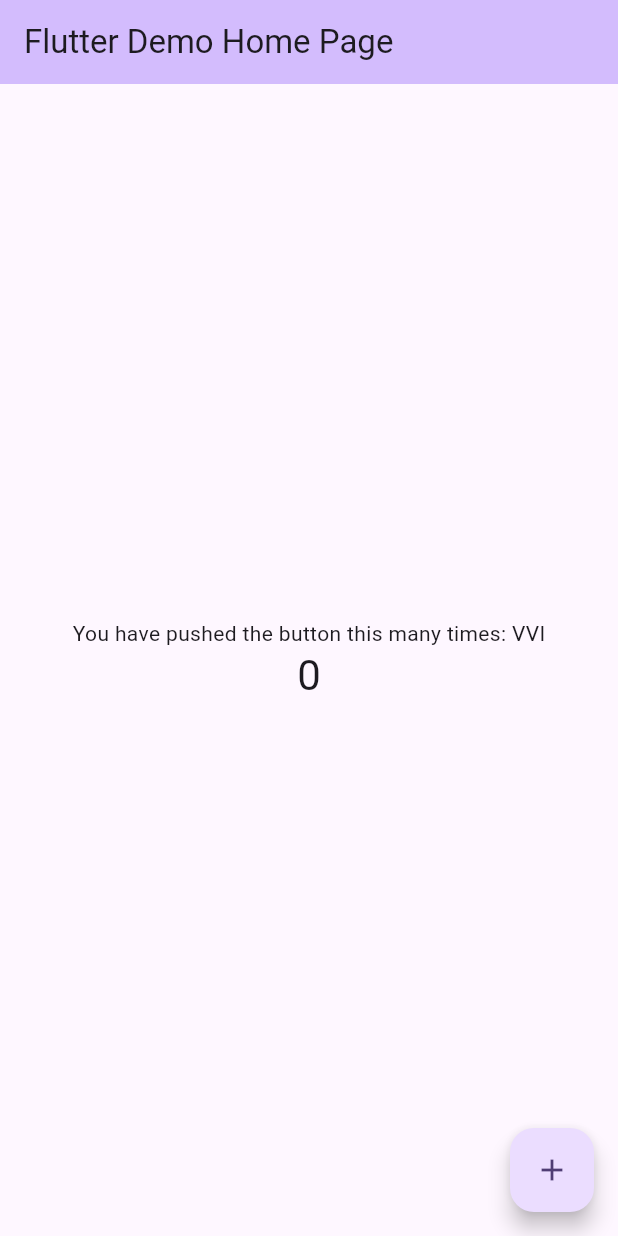
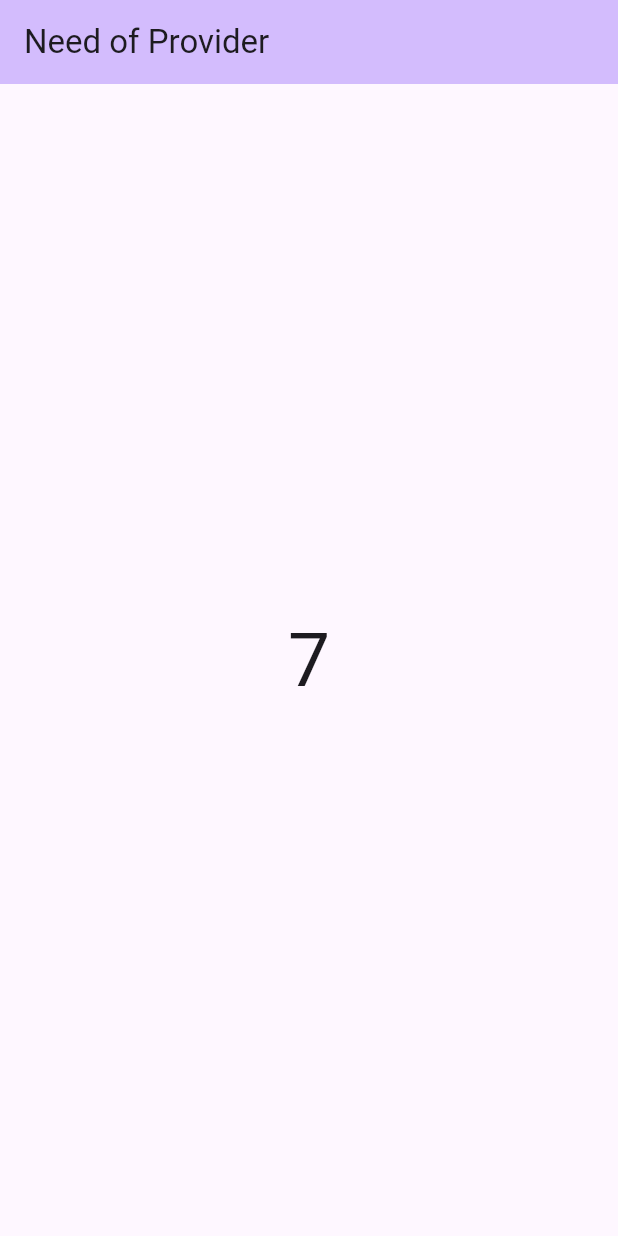
Before and after one commit to VinayTShetty/Flutter, a Flutter app: the screen it shows after launch, on a phone screen of 412 x 824 dp. Run offline on Flutter 3.47's test engine with Material 3 defaults, Android fonts, the phone set to English and light mode, and no system bars.

Commit message:
Need of Provider. This example with Timer demonstrates , why we need to go for provider. How the widget is Rebuild for every timer iteration,which is resource cosumption.

```diff
--- a/lib/main.dart
+++ b/lib/main.dart
@@ -1,4 +1,5 @@
 import 'package:flutter/material.dart';
+import 'package:fluttertutorials/screen/timer_screen.dart';
 
 void main() {
   runApp(const MyApp());
@@ -15,55 +16,7 @@ class MyApp extends StatelessWidget {
         colorScheme: ColorScheme.fromSeed(seedColor: Colors.deepPurple),
         useMaterial3: true,
       ),
-      home: const MyHomePage(title: 'Flutter Demo Home Page'),
+      home: TimerScreen(),
     );
   }
 }
-
-class MyHomePage extends StatefulWidget {
-  const MyHomePage({super.key, required this.title});
-
-  final String title;
-
-  @override
-  State<MyHomePage> createState() => _MyHomePageState();
-}
-
-class _MyHomePageState extends State<MyHomePage> {
-  int _counter = 0;
-
-  void _incrementCounter() {
-    setState(() {
-      _counter++;
-    });
-  }
-
-  @override
-  Widget build(BuildContext context) {
-    return Scaffold(
-      appBar: AppBar(
-        backgroundColor: Theme.of(context).colorScheme.inversePrimary,
-        title: Text(widget.title),
-      ),
-      body: Center(
-        child: Column(
-          mainAxisAlignment: MainAxisAlignment.center,
-          children: <Widget>[
-            const Text(
-              'You have pushed the button this many times: VVI',
-            ),
-            Text(
-              '$_counter',
-              style: Theme.of(context).textTheme.headlineMedium,
-            ),
-          ],
-        ),
-      ),
-      floatingActionButton: FloatingActionButton(
-        onPressed: _incrementCounter,
-        tooltip: 'Increment',
-        child: const Icon(Icons.add),
-      ),
-    );
-  }
-}
--- /dev/null
+++ b/lib/screen/timer_screen.dart
@@ -0,0 +1,49 @@
+import 'dart:async';
+
+import 'package:flutter/material.dart';
+
+class TimerScreen extends StatefulWidget {
+  const TimerScreen({super.key});
+
+  @override
+  State<TimerScreen> createState() => _TimerScreenState();
+}
+
+class _TimerScreenState extends State<TimerScreen> {
+  int counter = 0;
+  @override
+  void initState() {
+    // TODO: implement initState
+    super.initState();
+    print("Init Bloc Executed");
+    Timer.periodic(Duration(seconds: 1), (timer) {
+      counter++;
+      setState(() {});
+      print("Timer Running");
+    });
+  }
+
+  @override
+  Widget build(BuildContext context) {
+    print("Widget Built");
+    return Scaffold(
+      appBar: AppBar(
+        backgroundColor: Theme.of(context).colorScheme.inversePrimary,
+        title: Text('Need of Provider'),
+      ),
+      body: Column(
+        mainAxisAlignment: MainAxisAlignment.center,
+        children: [
+          Container(
+            child: Center(
+              child: Text(
+                counter.toString(),
+                style: TextStyle(fontSize: 50),
+              ),
+            ),
+          )
+        ],
+      ),
+    );
+  }
+}
```
Also changed, not shown: 1 other file.
